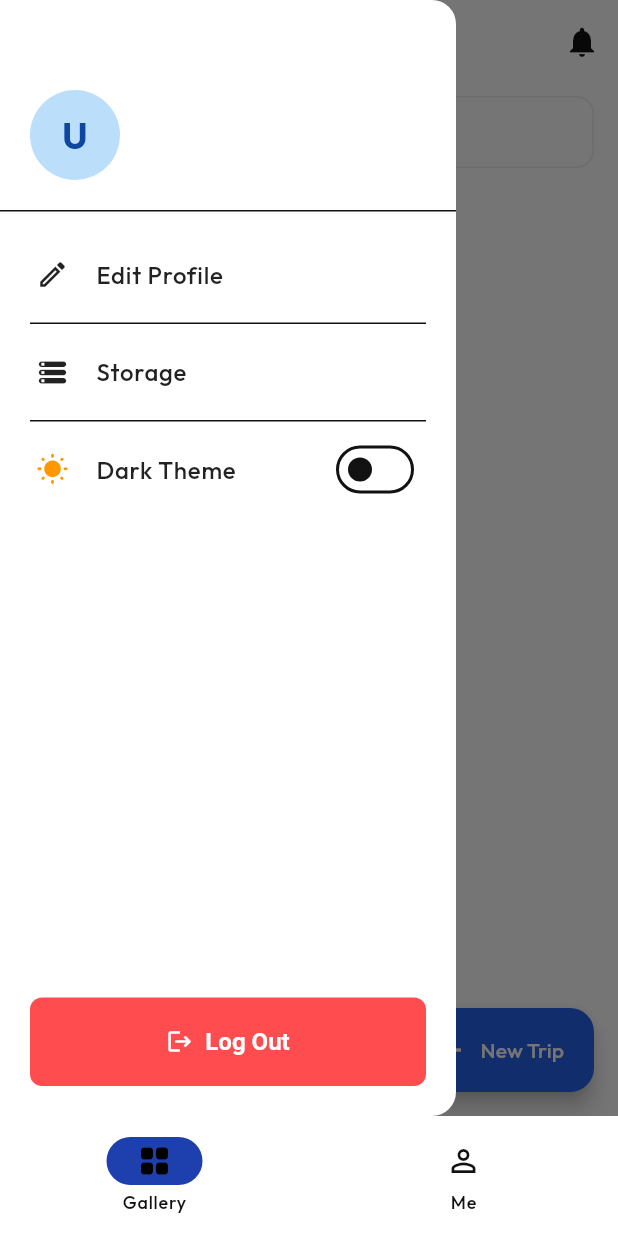
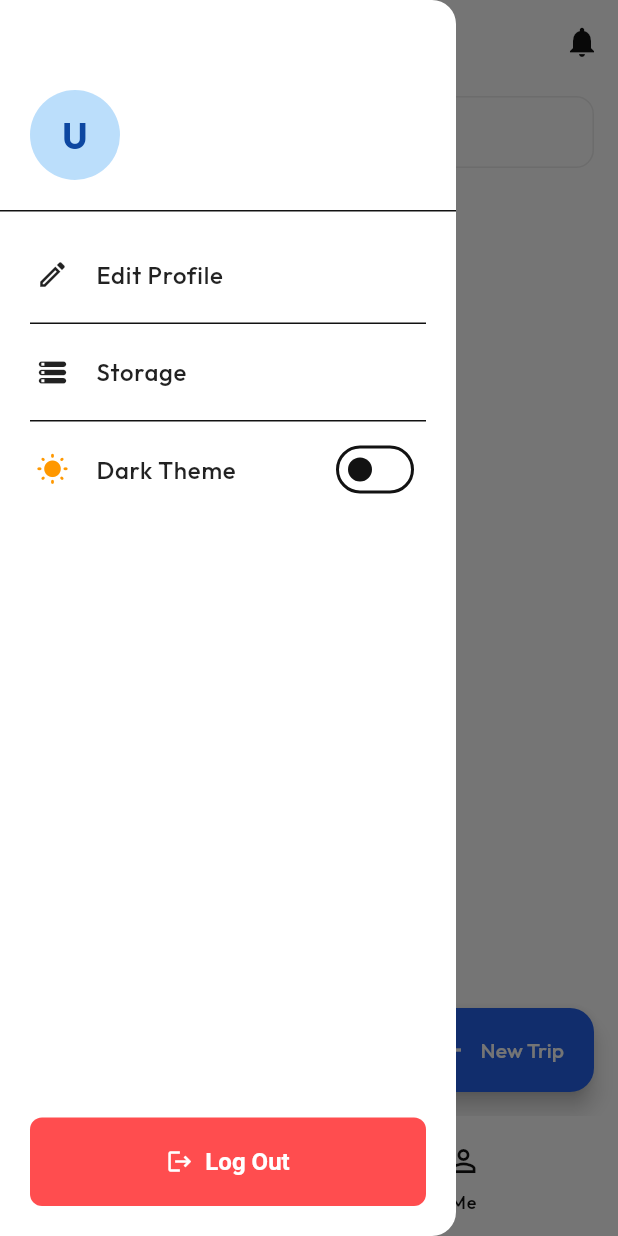
Before and after one commit to jiayingloh/Journi, a Flutter app: the screen it shows once a user with an empty profile is signed in, in the side drawer, after a tap on the "menu" icon, on a phone screen of 412 x 824 dp. Run offline on Flutter 3.47's test engine with Material 3 defaults, Android fonts, the phone set to English and light mode, and no system bars; our stand-ins replace app_links, cached_network_image, flutter_image_compress, flutter_local_notifications, google_fonts, google_sign_in and 5 more; missing offline and left inert: flutter_background_service, gal, photo_manager, photo_manager_image_provider, video_thumbnail; accounts and stored records are empty.

Commit message:
Fix notification sync glitch by moving CustomAppBar and AppDrawer to the root MainScaffold so they are shared persistently across tabs

```diff
--- a/lib/features/media/gallery_page.dart
+++ b/lib/features/media/gallery_page.dart
@@ -67,10 +67,6 @@ class _GalleryPageState extends State<GalleryPage> {
   @override
   Widget build(BuildContext context) {
     return Scaffold(
-      drawer: const AppDrawer(),
-      appBar: CustomAppBar(
-        onNotificationReturn: _fetchJoinedTrips,
-      ),
       body: RefreshIndicator(
         onRefresh: () async {
           setState(() => _isLoading = true);
--- a/lib/features/profile/profile_page.dart
+++ b/lib/features/profile/profile_page.dart
@@ -137,11 +137,6 @@ class _ProfilePageState extends State<ProfilePage> {
     final gridColors = [Colors.orange[200], Colors.red[200], Colors.blue[200], Colors.green[200]];
 
     return Scaffold(
-      appBar: CustomAppBar(
-        onNotificationReturn: _loadProfile,
-      ),
-      // Use the proper AppDrawer widget
-      drawer: const AppDrawer(),
       body: RefreshIndicator(
         onRefresh: _loadProfile,
         child: SingleChildScrollView(
```
Also changed, not shown: lib/features/home/main_scaffold.dart (+9 -1 lines).
